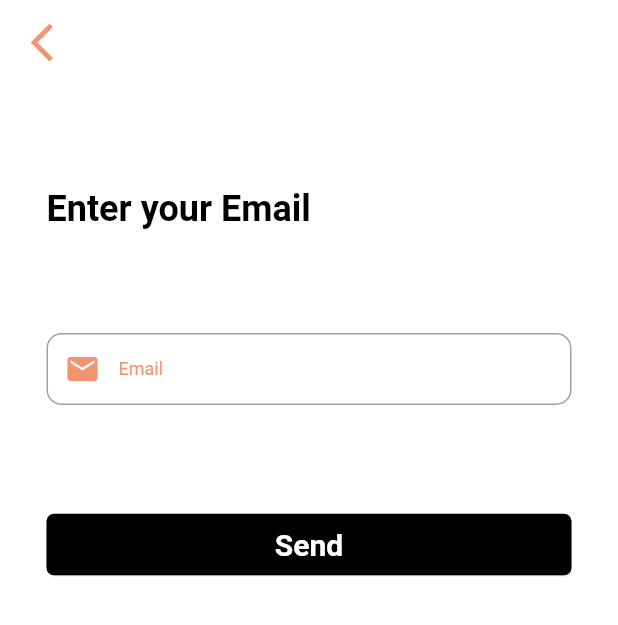
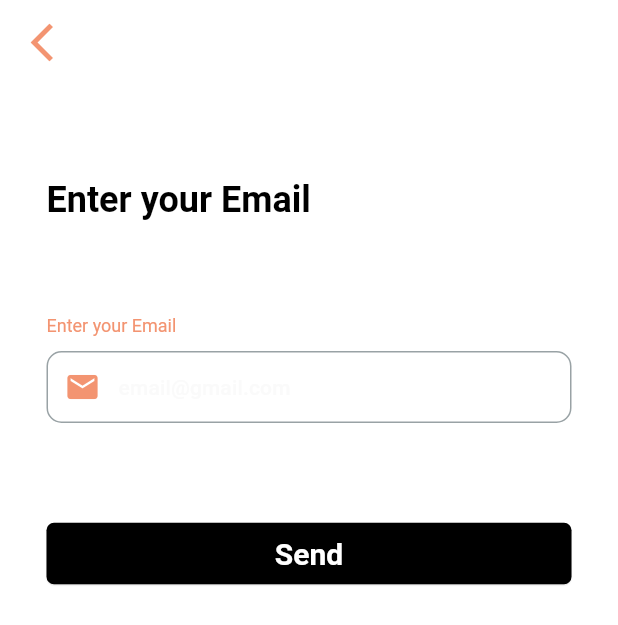
Before and after one commit to SirinK2/auth_crud_map_template, a Flutter app: the ForgotPasswordScreen screen opened by its route, after a tap on "Send", after a tap on "Forgot password ?", on a phone screen of 412 x 824 dp. Shown: the top 625 px of the screen. Run offline on Flutter 3.47's test engine with Material 2 defaults, Android fonts, the phone set to English and light mode, and no system bars; our stand-ins replace firebase_auth, firebase_core, get, get_storage, google_fonts, google_sign_in and 1 more; accounts and stored records are empty; network calls fail; Roboto replaces fonts that are missing (Ubuntu); statements that could not run were skipped.

Commit message:
fix: text field

```diff
--- a/lib/common/text_field_widget.dart
+++ b/lib/common/text_field_widget.dart
@@ -7,40 +7,58 @@ class TextFieldWidget extends StatelessWidget {
   final Function validator;
   final Widget? prefixIcon;
   final Widget? suffixIcon;
-  final String label;
+  final String? label;
+  final String? text;
   final String? numCode;
+  final String? hintText;
   final bool? enabled;
 
   const TextFieldWidget({
     required this.controller,
     required this.obscureText,
     required this.validator,
+    this.label,
     this.prefixIcon,
     this.numCode,
     this.suffixIcon,
+    this.enabled,
+    this.hintText,
+    this.text,
     Key? key,
-    required this.label, this.enabled,
   }) : super(key: key);
 
   @override
   Widget build(BuildContext context) {
     return SizedBox(
         width: 382,
-        child: TextFormField(
+        child: Column(
+          children: [
+            Align(
+              alignment: Alignment.topLeft,
+              child: text == null ? null :Text(
+                "$text",
+                style: Theme.of(context).textTheme.bodySmall,
+              ),
+            ),
+            SizedBox(height: 10,),
+            TextFormField(
               enabled: enabled,
-          style: Theme.of(context).textTheme.titleSmall ,
+              style: Theme.of(context).textTheme.titleSmall,
               controller: controller,
               obscureText: obscureText,
               cursorColor: mainColor,
               keyboardType: TextInputType.text,
               validator: (value) => validator(value),
               decoration: InputDecoration(
+                hintText: hintText,
                 labelStyle: Theme.of(context).textTheme.bodySmall,
                 labelText: label,
                 prefixIcon: prefixIcon,
                 prefixText: numCode,
                 suffixIcon: suffixIcon,
               ),
+            ),
+          ],
         ));
   }
 }
--- a/lib/features/auth/view/screen/forgot_password_screen.dart
+++ b/lib/features/auth/view/screen/forgot_password_screen.dart
@@ -31,13 +31,14 @@ class ForgotPasswordScreen extends StatelessWidget {
                       },
                     ),
                     SendToWidget(
+                      hintText: 'email@gmail.com',
+                      controller: authController.emailController,
                       authController: authController,
                       onPressed: () async {
                         await authController.forgotPassword(authController.emailController.text);
                         Get.offNamed(Routes.loginScreen);
                       },
                       text: 'Enter your Email ',
-                      label: 'Email',
                       validator: (value) {
                         if (!RegExp(Validation.validationEmail)
                             .hasMatch(value)) {
--- a/lib/features/auth/view/screen/login_with_phone_screen.dart
+++ b/lib/features/auth/view/screen/login_with_phone_screen.dart
@@ -31,12 +31,13 @@ class LogInWithPhoneScreen extends StatelessWidget {
                       },
                     ),
                     SendToWidget(
+                      controller: authController.phoneController,
+                      hintText: '5********',
                       authController: authController,
                       onPressed: () async {
                         await authController.signInWithPhone('+966 ${authController.phoneController.text}');
                       },
                       text: 'Enter your Phone Number ',
-                      label: 'Phone Number',
                       validator: (value) {
                         if (value.toString().isEmpty) {
                           return 'Enter your Password';
--- a/lib/features/auth/view/widget/send_to_widget.dart
+++ b/lib/features/auth/view/widget/send_to_widget.dart
@@ -9,14 +9,14 @@ class SendToWidget extends StatelessWidget {
       required this.authController,
       required this.onPressed,
       required this.text,
-      required this.label,
-      required this.validator})
+      required this.validator, required this.hintText, required this.controller})
       : super(key: key);
   final Function() onPressed;
   final AuthController authController;
   final String text;
-  final String label;
+  final String hintText;
   final Function validator;
+  final TextEditingController controller;
 
   @override
   Widget build(BuildContext context) {
@@ -35,11 +35,12 @@ class SendToWidget extends StatelessWidget {
             style: theme.headlineLarge,
           ),
           TextFieldWidget(
-            controller: authController.phoneController,
+            hintText: hintText,
+            text: text,
+            controller: controller,
             obscureText: false,
             validator: validator,
             prefixIcon: const Icon(Icons.email),
-            label: label,
             // height: 50,
           ),
           ElevatedButton(
--- a/lib/features/profile/controller/profile_conroller.dart
+++ b/lib/features/profile/controller/profile_conroller.dart
@@ -13,7 +13,7 @@ class ProfileController extends GetxController {
   GetStorage authStorage = GetStorage();
   var profileName = 'Khairiah'.obs;
   var profilePhone = '0545401699'.obs;
-  var profilePhoto = ''.obs;
+  var profilePhoto = '';
   var profileEmail = 'khairiahalayyafi@gmail.com'.obs;
 
   //change the Language to arabic
@@ -43,9 +43,10 @@ class ProfileController extends GetxController {
   ///////////////////onInit///////////////////////////
   @override
   void onInit() {
-    getEmail();
-    getPhone();
-    getName();
+    // getEmail();
+    // getPhone();
+    // getName();
+    getUserInfo();
     super.onInit();
   }
   ///////////////////////////////////////////////////
@@ -79,7 +80,10 @@ class ProfileController extends GetxController {
      var user = profileRepository.getUserInfo(
        authStorage.read(AppKeys.authKey)
      );
-     // nameController.text = user?.displayName;
+     nameController.text = "${user?.displayName}";
+     emailController.text = "${user?.email}";
+     profilePhoto = "${user?.photoURL}";
+
      print('phoneNumber : ${user?.phoneNumber}');
      print('email : ${user?.email}');
      print('displayName : ${user?.displayName}');
--- a/lib/features/profile/view/screen/profile_screen.dart
+++ b/lib/features/profile/view/screen/profile_screen.dart
@@ -37,15 +37,15 @@ class ProfileScreen extends StatelessWidget {
                   const SizedBox(height: 50),
                   ProfileHeaderWidget(
                     profileController: profileController,
-                    name: profileController.profileName.value,
-                    email: profileController.profileEmail.value,
+                    name: profileController.nameController.text,
+                    email: profileController.emailController.text,
                   ),
                   const SizedBox(height: 60),
                   ProfileWidget(
                     text: 'Personal Information',
-                    onTap: () async {
-                      await profileController.getUserInfo();
-                      // Get.offNamed(Routes.personalInformation);
+                    onTap: () {
+                       // profileController.getUserInfo();
+                      Get.offNamed(Routes.personalInformation);
                     },
                   ),
                   LocalizationWidget(
--- a/lib/features/profile/view/widget/profile_header_widget.dart
+++ b/lib/features/profile/view/widget/profile_header_widget.dart
@@ -28,10 +28,10 @@ class ProfileHeaderWidget extends StatelessWidget {
                 color: lightColor,
                 shape: BoxShape.circle,
                 image: DecorationImage(
-                  image: profileController.profilePhoto.value == ""
+                  image: profileController.profilePhoto == ""
                       ? AssetImage(AppImages.profileImage) as ImageProvider
                       : NetworkImage(
-                          profileController.profilePhoto.value,
+                          profileController.profilePhoto,
                         ),
                   fit: BoxFit.cover,
                 ),
```
Lines whose indentation alone changed are shown as unchanged.
